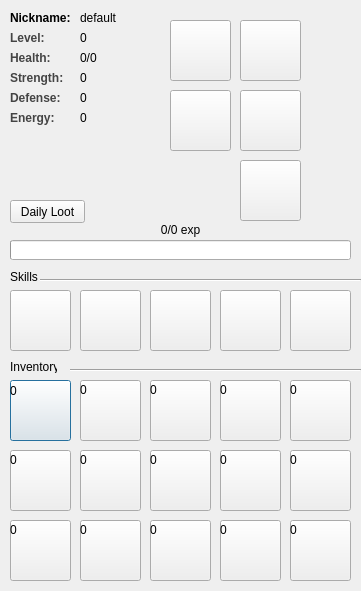
Before: the Qt Designer form rpg_resources/player.ui in raphaelkieling/addon-anki-rpg, drawn with Qt 5.
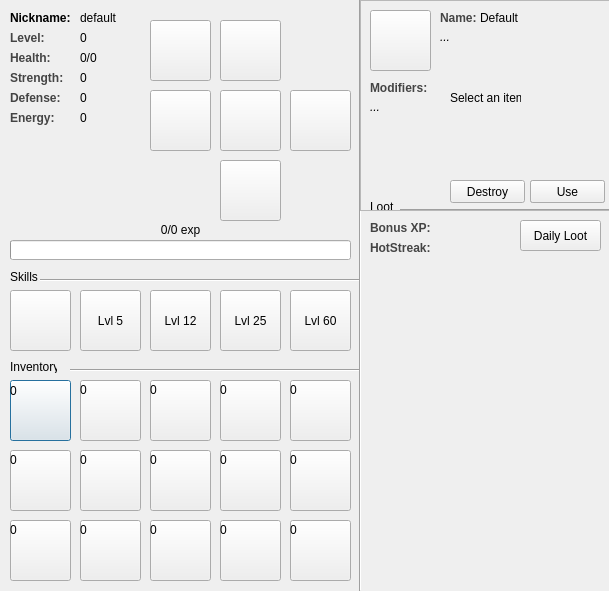
After: the same form once the commit is applied.

Commit message: added new ui with items and loot system

What changed in the file:
```diff
--- a/rpg_resources/player.ui
+++ b/rpg_resources/player.ui
@@ -6,7 +6,7 @@
    <rect>
     <x>0</x>
     <y>0</y>
-    <width>361</width>
+    <width>609</width>
     <height>591</height>
    </rect>
   </property>
@@ -648,7 +648,7 @@
   <widget class="QPushButton" name="equipment_slot_legs">
    <property name="geometry">
     <rect>
-     <x>240</x>
+     <x>220</x>
      <y>160</y>
      <width>61</width>
      <height>61</height>
@@ -679,7 +679,7 @@
   <widget class="QPushButton" name="equipment_slot_body">
    <property name="geometry">
     <rect>
-     <x>240</x>
+     <x>220</x>
      <y>90</y>
      <width>61</width>
      <height>61</height>
@@ -710,7 +710,7 @@
   <widget class="QPushButton" name="equipment_slot_head">
    <property name="geometry">
     <rect>
-     <x>240</x>
+     <x>220</x>
      <y>20</y>
      <width>61</width>
      <height>61</height>
@@ -741,7 +741,7 @@
   <widget class="QPushButton" name="equipment_slot_acessory_1">
    <property name="geometry">
     <rect>
-     <x>170</x>
+     <x>150</x>
      <y>20</y>
      <width>61</width>
      <height>61</height>
@@ -772,7 +772,7 @@
   <widget class="QPushButton" name="equipment_slot_hand">
    <property name="geometry">
     <rect>
-     <x>170</x>
+     <x>150</x>
      <y>90</y>
      <width>61</width>
      <height>61</height>
@@ -1116,7 +1116,7 @@
     <string notr="true"/>
    </property>
    <property name="text">
-    <string/>
+    <string>Lvl 5</string>
    </property>
    <property name="iconSize">
     <size>
@@ -1147,7 +1147,7 @@
     <string notr="true"/>
    </property>
    <property name="text">
-    <string/>
+    <string>Lvl 12</string>
    </property>
    <property name="iconSize">
     <size>
@@ -1178,7 +1178,7 @@
     <string notr="true"/>
    </property>
    <property name="text">
-    <string/>
+    <string>Lvl 25</string>
    </property>
    <property name="iconSize">
     <size>
@@ -1209,7 +1209,7 @@
     <string notr="true"/>
    </property>
    <property name="text">
-    <string/>
+    <string>Lvl 60</string>
    </property>
    <property name="iconSize">
     <size>
@@ -1289,17 +1289,304 @@
     <string>default</string>
    </property>
   </widget>
+  <widget class="Line" name="line_3">
+   <property name="geometry">
+    <rect>
+     <x>350</x>
+     <y>0</y>
+     <width>20</width>
+     <height>591</height>
+    </rect>
+   </property>
+   <property name="orientation">
+    <enum>Qt::Vertical</enum>
+   </property>
+  </widget>
+  <widget class="QPushButton" name="equipment_slot_hand_right">
+   <property name="geometry">
+    <rect>
+     <x>290</x>
+     <y>90</y>
+     <width>61</width>
+     <height>61</height>
+    </rect>
+   </property>
+   <property name="autoFillBackground">
+    <bool>true</bool>
+   </property>
+   <property name="styleSheet">
+    <string notr="true"/>
+   </property>
+   <property name="text">
+    <string/>
+   </property>
+   <property name="iconSize">
+    <size>
+     <width>41</width>
+     <height>41</height>
+    </size>
+   </property>
+   <property name="autoDefault">
+    <bool>true</bool>
+   </property>
+   <property name="flat">
+    <bool>false</bool>
+   </property>
+  </widget>
+  <widget class="Line" name="line_4">
+   <property name="geometry">
+    <rect>
+     <x>400</x>
+     <y>200</y>
+     <width>211</width>
+     <height>20</height>
+    </rect>
+   </property>
+   <property name="orientation">
+    <enum>Qt::Horizontal</enum>
+   </property>
+  </widget>
+  <widget class="QLabel" name="label_3">
+   <property name="geometry">
+    <rect>
+     <x>370</x>
+     <y>200</y>
+     <width>47</width>
+     <height>13</height>
+    </rect>
+   </property>
+   <property name="text">
+    <string>Loot</string>
+   </property>
+  </widget>
   <widget class="QPushButton" name="daily_loot_button">
    <property name="geometry">
     <rect>
-     <x>10</x>
-     <y>200</y>
-     <width>75</width>
-     <height>23</height>
+     <x>520</x>
+     <y>220</y>
+     <width>81</width>
+     <height>31</height>
     </rect>
    </property>
    <property name="text">
     <string>Daily Loot</string>
+   </property>
+   <property name="flat">
+    <bool>false</bool>
+   </property>
+  </widget>
+  <widget class="QLabel" name="name_label_2">
+   <property name="geometry">
+    <rect>
+     <x>370</x>
+     <y>220</y>
+     <width>61</width>
+     <height>16</height>
+    </rect>
+   </property>
+   <property name="styleSheet">
+    <string notr="true">color: rgb(68, 68, 68);</string>
+   </property>
+   <property name="text">
+    <string>&lt;html&gt;&lt;head/&gt;&lt;body&gt;&lt;p&gt;&lt;span style=&quot; font-weight:600;&quot;&gt;Bonus XP:&lt;/span&gt;&lt;/p&gt;&lt;/body&gt;&lt;/html&gt;</string>
+   </property>
+  </widget>
+  <widget class="QLabel" name="name_label_3">
+   <property name="geometry">
+    <rect>
+     <x>370</x>
+     <y>240</y>
+     <width>71</width>
+     <height>16</height>
+    </rect>
+   </property>
+   <property name="styleSheet">
+    <string notr="true">color: rgb(68, 68, 68);</string>
+   </property>
+   <property name="text">
+    <string>&lt;html&gt;&lt;head/&gt;&lt;body&gt;&lt;p&gt;&lt;span style=&quot; font-weight:600;&quot;&gt;HotStreak:&lt;/span&gt;&lt;/p&gt;&lt;/body&gt;&lt;/html&gt;</string>
+   </property>
+  </widget>
+  <widget class="QFrame" name="inventory_item_selected_frame">
+   <property name="geometry">
+    <rect>
+     <x>360</x>
+     <y>0</y>
+     <width>251</width>
+     <height>211</height>
+    </rect>
+   </property>
+   <property name="frameShape">
+    <enum>QFrame::StyledPanel</enum>
+   </property>
+   <property name="frameShadow">
+    <enum>QFrame::Raised</enum>
+   </property>
+   <widget class="QPushButton" name="item_icon">
+    <property name="geometry">
+     <rect>
+      <x>10</x>
+      <y>10</y>
+      <width>61</width>
+      <height>61</height>
+     </rect>
+    </property>
+    <property name="autoFillBackground">
+     <bool>true</bool>
+    </property>
+    <property name="styleSheet">
+     <string notr="true"/>
+    </property>
+    <property name="text">
+     <string/>
+    </property>
+    <property name="iconSize">
+     <size>
+      <width>41</width>
+      <height>41</height>
+     </size>
+    </property>
+    <property name="autoDefault">
+     <bool>true</bool>
+    </property>
+    <property name="flat">
+     <bool>false</bool>
+    </property>
+   </widget>
+   <widget class="QPushButton" name="destroy_button">
+    <property name="geometry">
+     <rect>
+      <x>90</x>
+      <y>180</y>
+      <width>75</width>
+      <height>23</height>
+     </rect>
+    </property>
+    <property name="text">
+     <string>Destroy</string>
+    </property>
+   </widget>
+   <widget class="QPushButton" name="unequip_button">
+    <property name="geometry">
+     <rect>
+      <x>170</x>
+      <y>180</y>
+      <width>75</width>
+      <height>23</height>
+     </rect>
+    </property>
+    <property name="text">
+     <string>Unequip</string>
+    </property>
+   </widget>
+   <widget class="QPushButton" name="equip_button">
+    <property name="geometry">
+     <rect>
+      <x>170</x>
+      <y>180</y>
+      <width>75</width>
+      <height>23</height>
+     </rect>
+    </property>
+    <property name="text">
+     <string>Use</string>
+    </property>
+   </widget>
+   <widget class="QLabel" name="name_label">
+    <property name="geometry">
+     <rect>
+      <x>80</x>
+      <y>10</y>
+      <width>41</width>
+      <height>16</height>
+     </rect>
+    </property>
+    <property name="styleSheet">
+     <string notr="true">color: rgb(68, 68, 68);</string>
+    </property>
+    <property name="text">
+     <string>&lt;html&gt;&lt;head/&gt;&lt;body&gt;&lt;p&gt;&lt;span style=&quot; font-weight:600;&quot;&gt;Name:&lt;/span&gt;&lt;/p&gt;&lt;/body&gt;&lt;/html&gt;</string>
+    </property>
+   </widget>
+   <widget class="QLabel" name="name_value">
+    <property name="geometry">
+     <rect>
+      <x>120</x>
+      <y>10</y>
+      <width>111</width>
+      <height>16</height>
+     </rect>
+    </property>
+    <property name="text">
+     <string>&lt;html&gt;&lt;head/&gt;&lt;body&gt;&lt;p&gt;Default&lt;/p&gt;&lt;/body&gt;&lt;/html&gt;</string>
+    </property>
+   </widget>
+   <widget class="QLabel" name="modifiers_label">
+    <property name="geometry">
+     <rect>
+      <x>10</x>
+      <y>80</y>
+      <width>61</width>
+      <height>16</height>
+     </rect>
+    </property>
+    <property name="styleSheet">
+     <string notr="true">color: rgb(68, 68, 68);</string>
+    </property>
+    <property name="text">
+     <string>&lt;html&gt;&lt;head/&gt;&lt;body&gt;&lt;p&gt;&lt;span style=&quot; font-weight:600;&quot;&gt;Modifiers:&lt;/span&gt;&lt;/p&gt;&lt;/body&gt;&lt;/html&gt;</string>
+    </property>
+   </widget>
+   <widget class="QLabel" name="modifiers_value">
+    <property name="geometry">
+     <rect>
+      <x>10</x>
+      <y>100</y>
+      <width>231</width>
+      <height>51</height>
+     </rect>
+    </property>
+    <property name="text">
+     <string>&lt;html&gt;&lt;head/&gt;&lt;body&gt;&lt;p&gt;&lt;span style=&quot; font-style:italic;&quot;&gt;...&lt;/span&gt;&lt;/p&gt;&lt;/body&gt;&lt;/html&gt;</string>
+    </property>
+    <property name="textFormat">
+     <enum>Qt::RichText</enum>
+    </property>
+    <property name="alignment">
+     <set>Qt::AlignLeading|Qt::AlignLeft|Qt::AlignTop</set>
+    </property>
+   </widget>
+   <widget class="QLabel" name="description_value">
+    <property name="geometry">
+     <rect>
+      <x>80</x>
+      <y>30</y>
+      <width>151</width>
+      <height>51</height>
+     </rect>
+    </property>
+    <property name="text">
+     <string>&lt;html&gt;&lt;head/&gt;&lt;body&gt;&lt;p&gt;&lt;span style=&quot; font-style:italic;&quot;&gt;...&lt;/span&gt;&lt;/p&gt;&lt;/body&gt;&lt;/html&gt;</string>
+    </property>
+    <property name="textFormat">
+     <enum>Qt::RichText</enum>
+    </property>
+    <property name="alignment">
+     <set>Qt::AlignLeading|Qt::AlignLeft|Qt::AlignTop</set>
+    </property>
+   </widget>
+  </widget>
+  <widget class="QLabel" name="empty_selected_item_label">
+   <property name="geometry">
+    <rect>
+     <x>450</x>
+     <y>90</y>
+     <width>71</width>
+     <height>16</height>
+    </rect>
+   </property>
+   <property name="text">
+    <string>Select an item</string>
    </property>
   </widget>
  </widget>
```
Left out of the diff: 2 changed lines with no effect on the pictures. The commit also changes 21 other files.
